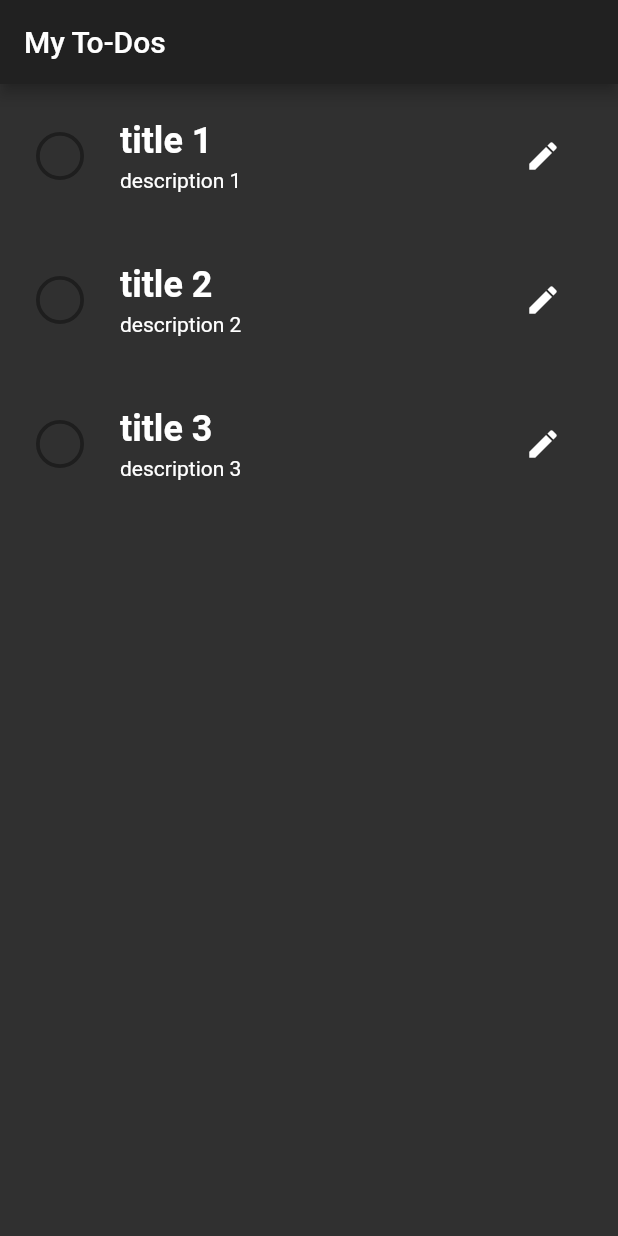
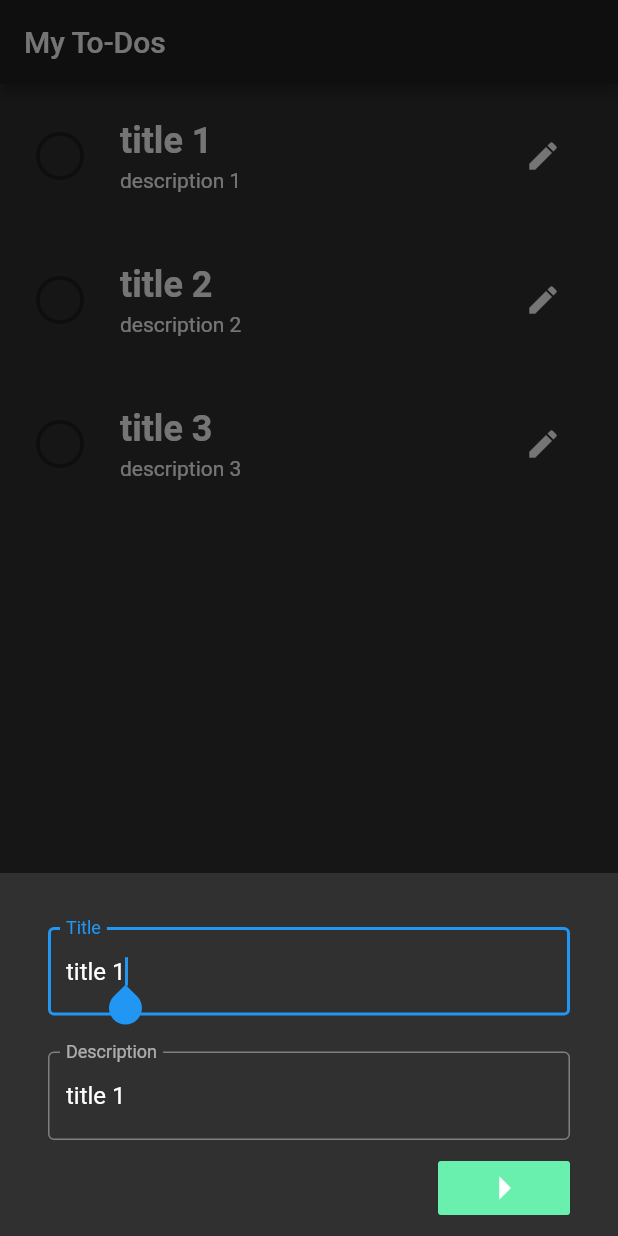
Before and after one commit to zacherygentry/CSE-4322-Project-3, a Flutter app: the screen it shows after launch, after a tap on the "edit" icon, on a phone screen of 412 x 824 dp. Run offline on Flutter 3.47's test engine with Material 2 defaults, Android fonts, the phone set to English and light mode, and no system bars.

Commit message:
Added the ability to edit todos and to mark todos as completed.

```diff
--- a/lib/views/HomePage.dart
+++ b/lib/views/HomePage.dart
@@ -1,6 +1,6 @@
 import 'package:flutter/material.dart';
 import 'package:todo_list/constants.dart';
-import 'package:todo_list/widgets/ExampleWidget.dart';
+// import 'package:todo_list/widgets/EditTodoWidget.dart';
 import 'package:todo_list/widgets/TodoWidget.dart';
 import 'package:todo_list/models/Todo.dart';
 
@@ -17,7 +17,6 @@ class _HomePageState extends State<HomePage> {
   void initState(){
     loadTodos_TEST_MODE();
     // loadTodos();
-
   }
 
   void loadTodos_TEST_MODE(){
@@ -53,11 +52,89 @@ class _HomePageState extends State<HomePage> {
     print("EDIT TODO!");
     int todoIndex = userTodos.indexOf(todo);
 
-    setState(() {
-      userTodos[todoIndex] = Todo(title: title, description: description, dateCreated: todo.dateCreated, isCompleted: todo.isCompleted);
-      saveTodos();
-    });
 
+
+    showEditBottomSheet(context, todo, todoIndex);
+
+  }
+
+  void showEditBottomSheet(context, Todo todo, int todoIndex){
+    print(todo);
+    TextEditingController titleInputController = new TextEditingController();
+    TextEditingController descriptionInputController = new TextEditingController();
+    titleInputController.text = todo.title;
+    descriptionInputController.text = todo.title;
+    // Making a new widget for this takes time. TODO for a later date :p
+    showModalBottomSheet(
+      context: context,
+      isScrollControlled: true,
+      builder: (BuildContext buildContext){
+        return SingleChildScrollView(
+          child: Container(
+            padding: EdgeInsets.only(bottom: MediaQuery.of(context).viewInsets.bottom, top: 36, left: 32, right: 32),
+            child: Wrap(
+              children: <Widget>[
+                Padding(
+                  padding: const EdgeInsets.only(bottom: 24.0),
+                  child: TextField(
+                    controller: titleInputController,
+                    decoration: InputDecoration(
+                      border: OutlineInputBorder(),
+                      labelText: "Title",
+                    ),
+                    autofocus: true,
+                    onSubmitted: (newVal){
+                      // user pressed enter on Title textfield
+                      setState(() {
+                        userTodos[todoIndex] = Todo(title: newVal, description: todo.description, dateCreated: todo.dateCreated, isCompleted: todo.isCompleted);
+                        saveTodos();
+                        Navigator.pop(context); // close the showModalBottomSheet widget
+                      });
+                    },
+                  ),
+                ),
+                Padding(
+                  padding: const EdgeInsets.only(bottom: 8),
+                  child: TextField(
+                    controller: descriptionInputController, // holds the text
+                    decoration: InputDecoration(
+                      border: OutlineInputBorder(),
+                      labelText: "Description",
+                    ),
+                    autofocus: true,
+                    onSubmitted: (newVal){
+                      // user pressed enter on Title textfield
+                      setState(() {
+                        userTodos[todoIndex] = Todo(title: todo.title, description: newVal, dateCreated: todo.dateCreated, isCompleted: todo.isCompleted);
+                        saveTodos();
+                        Navigator.pop(context); // close the showModalBottomSheet widget
+                      });
+                    },
+                  ),
+                ),
+                Padding(
+                  padding: const EdgeInsets.only(bottom: 8.0),
+                  child: Align(
+                    alignment: Alignment.centerRight,
+                    child: FlatButton(
+                      child: Icon(Icons.arrow_right, size: 36),
+                      color: Colors.greenAccent,
+                      onPressed: (){
+                        setState(() {
+                          userTodos[todoIndex] = Todo(title: titleInputController.text, description: descriptionInputController.text, dateCreated: todo.dateCreated, isCompleted: todo.isCompleted);
+                          saveTodos();
+                          Navigator.pop(context); // close the showModalBottomSheet widget
+                        });
+                      },
+                    )
+                  ),
+                ),
+              ],
+            ),
+          ),
+        );
+      },
+    );
   }
 
 
--- a/lib/widgets/TodoWidget.dart
+++ b/lib/widgets/TodoWidget.dart
@@ -11,7 +11,9 @@ class TodoWidget extends StatelessWidget {
   const TodoWidget({
     this.todo,
     this.onEditClick,
-    this.onMarkComplete});
+    this.onMarkComplete}
+  );
+
 
   @override
   Widget build(BuildContext context) {
```
